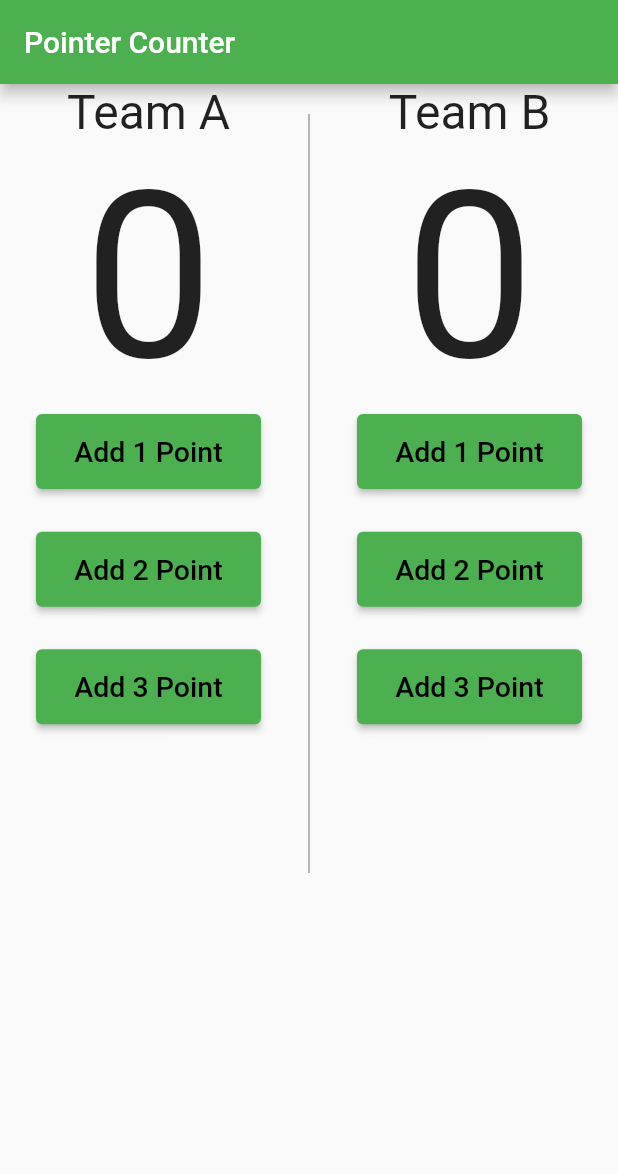
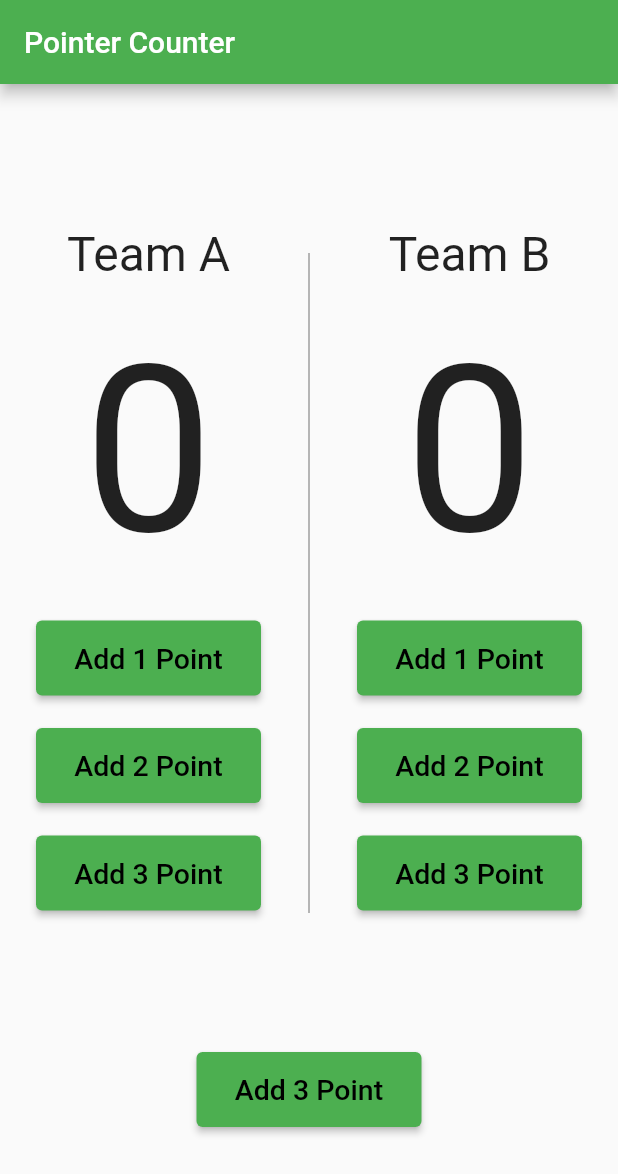
Before and after one commit to MOoRoshdy/FLUTTER_PROJECTS_APP, a Flutter app: the screen it shows after launch, on a phone screen of 412 x 824 dp. Shown: the top 1174 px of the screen. Run offline on Flutter 3.47's test engine with Material 2 defaults, Android fonts, the phone set to English and light mode, and no system bars.

Commit message:
ui done and modify space by container with hight

```diff
--- a/basketball/lib/main.dart
+++ b/basketball/lib/main.dart
@@ -16,10 +16,16 @@ class BasketBall extends StatelessWidget {
           backgroundColor: Colors.green,
           title: Text('Pointer Counter'),
         ),
-        body: Row(
+        body: Column(
           mainAxisAlignment: MainAxisAlignment.spaceEvenly,
           children: [
-            Column(
+            Row(
+              mainAxisAlignment: MainAxisAlignment.spaceEvenly,
+              children: [
+                Container(
+                  height: 500,
+                  child: Column(
+                    mainAxisAlignment: MainAxisAlignment.spaceEvenly,
                     children: [
                       Text(
                         'Team A',
@@ -38,9 +44,6 @@ class BasketBall extends StatelessWidget {
                           style: TextStyle(fontSize: 19, color: Colors.black),
                         ),
                       ),
-                Spacer(
-                  flex: 1,
-                ),
                       ElevatedButton(
                         style: ElevatedButton.styleFrom(
                             primary: Colors.green, minimumSize: Size(150, 50)),
@@ -49,9 +52,6 @@ class BasketBall extends StatelessWidget {
                           'Add 2 Point',
                           style: TextStyle(fontSize: 19, color: Colors.black),
                         ),
-                ),
-                Spacer(
-                  flex: 1,
                       ),
                       ElevatedButton(
                         style: ElevatedButton.styleFrom(
@@ -62,18 +62,22 @@ class BasketBall extends StatelessWidget {
                           style: TextStyle(fontSize: 19, color: Colors.black),
                         ),
                       ),
-                Spacer(
-                  flex: 12,
-                )
                     ],
                   ),
-            VerticalDivider(
-              endIndent: 242,
-              indent: 20,
+                ),
+                Container(
+                  height: 500,
+                  child: VerticalDivider(
+                    endIndent: 20,
+                    indent: 40,
                     color: Colors.grey,
                     thickness: 1,
                   ),
-            Column(
+                ),
+                Container(
+                  height: 500,
+                  child: Column(
+                    mainAxisAlignment: MainAxisAlignment.spaceEvenly,
                     children: [
                       Text(
                         'Team B',
@@ -92,9 +96,6 @@ class BasketBall extends StatelessWidget {
                           style: TextStyle(fontSize: 19, color: Colors.black),
                         ),
                       ),
-                Spacer(
-                  flex: 1,
-                ),
                       ElevatedButton(
                         style: ElevatedButton.styleFrom(
                             primary: Colors.green, minimumSize: Size(150, 50)),
@@ -103,9 +104,6 @@ class BasketBall extends StatelessWidget {
                           'Add 2 Point',
                           style: TextStyle(fontSize: 19, color: Colors.black),
                         ),
-                ),
-                Spacer(
-                  flex: 1,
                       ),
                       ElevatedButton(
                         style: ElevatedButton.styleFrom(
@@ -116,11 +114,20 @@ class BasketBall extends StatelessWidget {
                           style: TextStyle(fontSize: 19, color: Colors.black),
                         ),
                       ),
-                Spacer(
-                  flex: 12,
-                )
                     ],
                   ),
+                ),
+              ],
+            ),
+            ElevatedButton(
+              style: ElevatedButton.styleFrom(
+                  primary: Colors.green, minimumSize: Size(150, 50)),
+              onPressed: () {},
+              child: Text(
+                'Add 3 Point',
+                style: TextStyle(fontSize: 19, color: Colors.black),
+              ),
+            )
           ],
         ),
       ),
```
Lines whose indentation alone changed are shown as unchanged.
